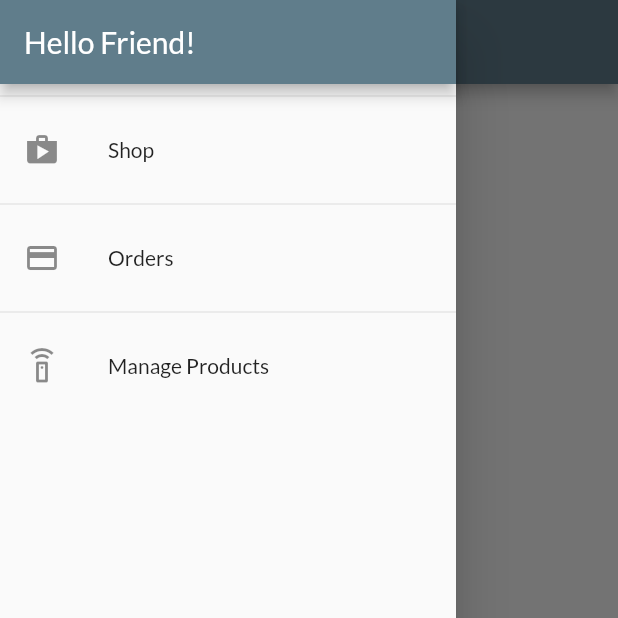
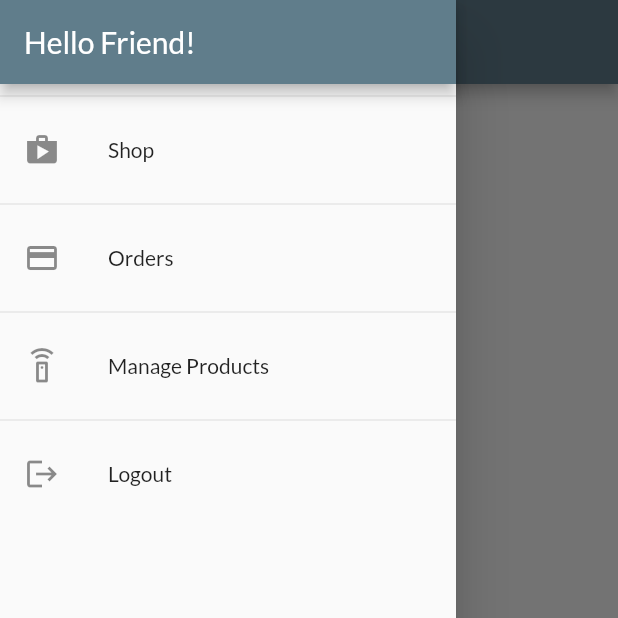
Before and after one commit to emeban44/shop_app, a Flutter app: the OrdersScreen screen opened by its route, with the side drawer open, on a phone screen of 412 x 824 dp, the top half of it. Run offline on Flutter 3.47's test engine with Material 2 defaults, Android fonts, the phone set to English and light mode, and no system bars; network calls fail.

Commit message:
logout added and working

```diff
--- a/lib/widgets/app_drawer.dart
+++ b/lib/widgets/app_drawer.dart
@@ -1,6 +1,8 @@
 import 'package:flutter/material.dart';
+import 'package:provider/provider.dart';
 import '../screens/orders_screen.dart';
 import '../screens/user_products_screen.dart';
+import '../providers/auth.dart';
 
 class AppDrawer extends StatelessWidget {
   @override
@@ -38,6 +40,17 @@ class AppDrawer extends StatelessWidget {
                   .pushReplacementNamed(UserProductsScreen.routeName);
             },
           ),
+          Divider(),
+          ListTile(
+            leading: Icon(Icons.logout),
+            title: Text('Logout'),
+            onTap: () {
+              Navigator.of(context).pop();
+              //   Navigator.of(context)
+              //       .pushReplacementNamed(UserProductsScreen.routeName);
+              Provider.of<Auth>(context, listen: false).logout();
+            },
+          ),
         ],
       ),
     );
```
Also changed, not shown: lib/providers/auth.dart (+7 -0 lines).
